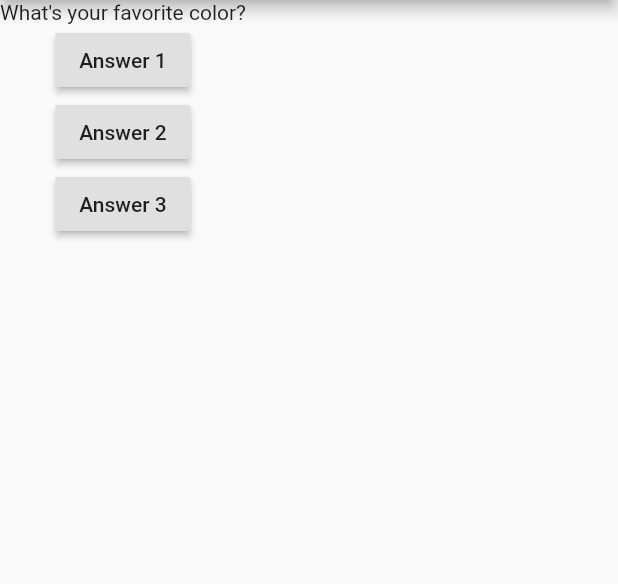
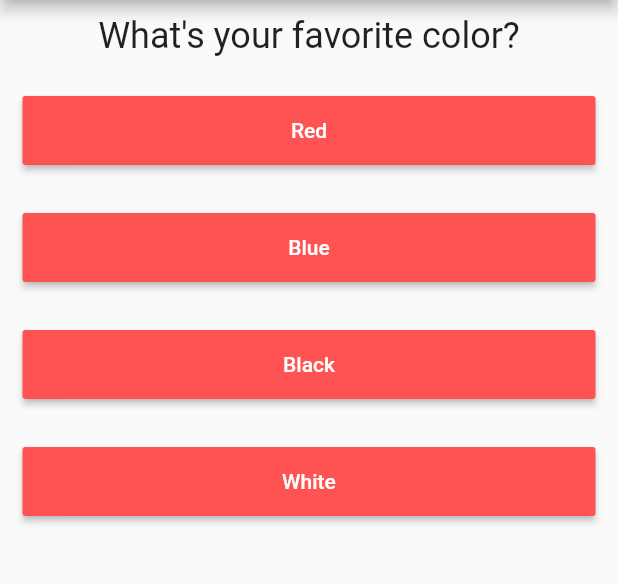
Before and after one commit to asriram3/quiz_app, a Flutter app: the screen it shows after launch, on a phone screen of 412 x 824 dp, the part 84-668 px from its top. Run offline on Flutter 3.47's test engine with Material 2 defaults, Android fonts, the phone set to English and light mode, and no system bars.

Commit message:
completed quiz app tutorial

```diff
--- /dev/null
+++ b/lib/answer.dart
@@ -0,0 +1,23 @@
+import 'package:flutter/material.dart';
+
+class Answer extends StatelessWidget {
+  final Function answerCallback;
+  final String answerText;
+
+  Answer(this.answerCallback, this.answerText);
+
+  @override
+  Widget build(BuildContext context) {
+    return Container(
+      width: double.infinity,
+      margin: EdgeInsets.all(15),
+      child: RaisedButton(
+        padding: EdgeInsets.all(15),
+        color: Colors.redAccent,
+        textColor: Colors.white,
+        child: Text(answerText),
+        onPressed: answerCallback,
+      ),
+    );
+  }
+}
--- a/lib/main.dart
+++ b/lib/main.dart
@@ -1,4 +1,7 @@
 import 'package:flutter/material.dart';
+
+import './quiz.dart';
+import './result.dart';
 
 void main() => runApp(MyApp());
 
@@ -10,47 +13,69 @@ class MyApp extends StatefulWidget {
 }
 
 class _MyAppState extends State<MyApp> {
+  final _questions = const [
+    {
+      'question': 'What\'s your favorite color?',
+      'answers': [
+        {'text': 'Red', 'score': 3},
+        {'text': 'Blue', 'score': 5},
+        {'text': 'Black', 'score': 7},
+        {'text': 'White', 'score': 9}
+      ]
+    },
+    {
+      'question': 'What\'s your favorite animal?',
+      'answers': [
+        {'text': 'Dog', 'score': 3},
+        {'text': 'Cat', 'score': 5},
+        {'text': 'Rat', 'score': 7},
+        {'text': 'Cow', 'score': 9}
+      ]
+    },
+    {
+      'question': 'What\'s your favorite cuisine?',
+      'answers': [
+        {'text': 'Indian', 'score': 3},
+        {'text': 'Thai', 'score': 5},
+        {'text': 'Japanese', 'score': 7},
+        {'text': 'Italian', 'score': 9}
+      ]
+    },
+  ];
   var _qIndex = 0;
+  var _totalScore = 0;
 
-  void _answerChosen() {
+  void _resetQuiz() {
+    setState(() {
+      _qIndex = 0;
+      _totalScore = 0;
+    });
+  }
+
+  void _answerChosen(int score) {
     // qIndex++;
+    _totalScore += score;
     setState(() {
-      if (_qIndex < 1) _qIndex++;
+      _qIndex++;
     });
     print(_qIndex);
+    print(_totalScore);
   }
 
   @override
   Widget build(BuildContext context) {
-    var questions = [
-      'What\'s your favorite color?',
-      'What\'s your favorite animal?',
-    ];
-
     return MaterialApp(
       home: Scaffold(
         appBar: AppBar(
           title: Text('Quiz App'),
         ),
-        body: Column(
-          children: <Widget>[
-            Text(questions[_qIndex]),
-            RaisedButton(
-              child: Text('Answer 1'),
-              onPressed: _answerChosen,
-            ),
-            RaisedButton(
-              child: Text('Answer 2'),
-              onPressed: () => print('Answer 2 chosen'),
-            ),
-            RaisedButton(
-              child: Text('Answer 3'),
-              onPressed: () {
-                print('Answer 3 chosen lah bodo');
-              },
-            ),
-          ],
-        ),
+        body: (_qIndex < _questions.length)
+            ? Quiz(
+                answerChosen: _answerChosen,
+                qIndex: _qIndex,
+                questions: _questions,
+              )
+            : Result(_totalScore, _resetQuiz),
       ),
     );
   }
--- /dev/null
+++ b/lib/question.dart
@@ -0,0 +1,20 @@
+import 'package:flutter/material.dart';
+
+class Question extends StatelessWidget {
+  final String questionText;
+
+  Question(this.questionText);
+
+  @override
+  Widget build(BuildContext context) {
+    return Container(
+      width: double.infinity,
+      margin: EdgeInsets.all(10),
+      child: Text(
+        questionText,
+        style: TextStyle(fontSize: 24),
+        textAlign: TextAlign.center,
+      ),
+    );
+  }
+}
--- /dev/null
+++ b/lib/quiz.dart
@@ -0,0 +1,30 @@
+import 'package:flutter/material.dart';
+
+import './question.dart';
+import './answer.dart';
+
+class Quiz extends StatelessWidget {
+  final Function answerChosen;
+  final num qIndex;
+  final List<Map<String, Object>> questions;
+
+  Quiz(
+      {@required this.answerChosen,
+      @required this.qIndex,
+      @required this.questions});
+
+  @override
+  Widget build(BuildContext context) {
+    return Column(
+      children: <Widget>[
+        Question(
+          questions[qIndex]['question'],
+        ),
+        ...(questions[qIndex]['answers'] as List<Map<String, Object>>)
+            .map((answer) {
+          return Answer(() => answerChosen(answer['score']), answer['text']);
+        }).toList()
+      ],
+    );
+  }
+}
--- /dev/null
+++ b/lib/result.dart
@@ -0,0 +1,34 @@
+import 'package:flutter/material.dart';
+
+class Result extends StatelessWidget {
+  final num resultScore;
+  final Function resetQuiz;
+
+  Result(this.resultScore, this.resetQuiz);
+
+  String get resultPhrase {
+    return 'You did it!\nYour final score was: ' + resultScore.toString();
+  }
+
+  @override
+  Widget build(BuildContext context) {
+    return Center(
+      child: Column(
+        children: <Widget>[
+          Text(
+            resultPhrase,
+            style: TextStyle(fontSize: 32, fontWeight: FontWeight.bold),
+            textAlign: TextAlign.center,
+          ),
+          RaisedButton(
+            child: Text('Reset Quiz!'),
+            onPressed: resetQuiz,
+            color: Colors.redAccent,
+            textColor: Colors.white,
+            padding: EdgeInsets.all(40),
+          )
+        ],
+      ),
+    );
+  }
+}
--- a/pubspec.yaml
+++ b/pubspec.yaml
@@ -14,7 +14,7 @@ description: A new Flutter project.
 version: 1.0.0+1
 
 environment:
-  sdk: ">=2.1.0 <3.0.0"
+  sdk: ">=2.3.0 <3.0.0"
 
 dependencies:
   flutter:
```
